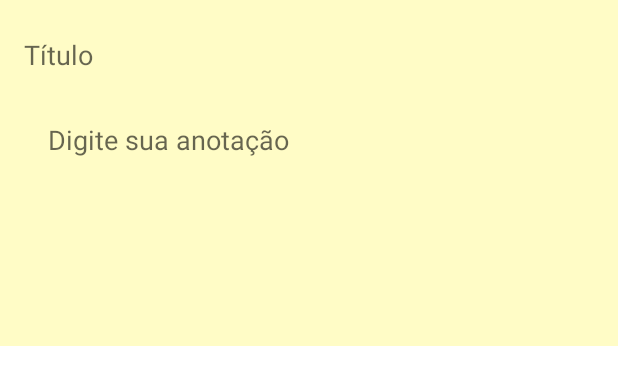
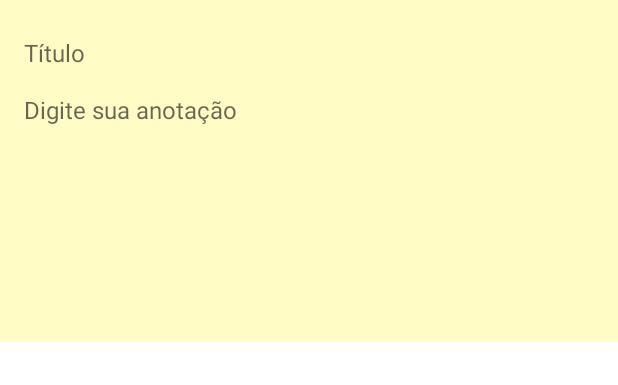
Before and after one commit to jeduardosa/Portifolio, an Android app: the layout list_note_model.xml on its own in the app's theme, with its tools: preview values and no code run, on a phone screen of 412 x 824 dp. Shown: the top 385 px of the screen. Run offline under Robolectric (Android 15) with nearby library versions, the phone set to English and light mode, and no system bars.

```diff
--- a/app/build.gradle
+++ b/app/build.gradle
@@ -40,6 +40,9 @@ dependencies {
     implementation 'androidx.appcompat:appcompat:1.4.1'
     implementation 'com.google.android.material:material:1.6.0'
     implementation 'androidx.constraintlayout:constraintlayout:2.1.4'
+    implementation 'com.google.ar.sceneform:filament-android:1.17.1'
+    implementation 'com.google.firebase:firebase-database-ktx:20.0.5'
+    implementation 'com.google.firebase:firebase-firestore-ktx:24.1.2'
     testImplementation 'junit:junit:4.13.2'
     androidTestImplementation 'androidx.test.ext:junit:1.1.3'
     androidTestImplementation 'androidx.test.espresso:espresso-core:3.4.0'
--- a/app/src/main/java/learn/project/digitalnoteapp/SplashScreen.kt
+++ b/app/src/main/java/learn/project/digitalnoteapp/SplashScreen.kt
@@ -4,6 +4,7 @@ import android.content.Intent
 import androidx.appcompat.app.AppCompatActivity
 import android.os.Bundle
 import android.os.Handler
+import android.os.Looper
 
 class SplashScreen : AppCompatActivity() {
 
@@ -11,9 +12,10 @@ class SplashScreen : AppCompatActivity() {
         super.onCreate(savedInstanceState)
         setContentView(R.layout.activity_splash_screen)
 
-        Handler().postDelayed( Runnable {
+        Handler(Looper.getMainLooper()).postDelayed({
             startActivity(Intent(this, MainActivity::class.java))
-        }, 3000)
+            finish()
+        },3000)
 
     }
 }
--- /dev/null
+++ b/app/src/main/res/drawable/ic_add_24.xml
@@ -0,0 +1,5 @@
+<vector android:height="24dp" android:tint="#000000"
+    android:viewportHeight="24" android:viewportWidth="24"
+    android:width="24dp" xmlns:android="http://schemas.android.com/apk/res/android">
+    <path android:fillColor="@android:color/white" android:pathData="M19,13h-6v6h-2v-6H5v-2h6V5h2v6h6v2z"/>
+</vector>
--- a/app/src/main/res/layout/list_note_model.xml
+++ b/app/src/main/res/layout/list_note_model.xml
@@ -4,34 +4,35 @@
     xmlns:tools="http://schemas.android.com/tools"
     android:layout_width="match_parent"
     android:layout_height="wrap_content"
-    android:padding="16dp"
-    android:background="@color/cor_fundo_caixa_texto">
+    android:background="@color/cor_fundo_caixa_texto"
+    android:padding="16dp">
 
     <EditText
-        android:id="@+id/textTitulo"
+        android:id="@+id/edtTitulo"
         android:layout_width="match_parent"
         android:layout_height="wrap_content"
+        android:layout_marginTop="8dp"
         android:background="@android:color/transparent"
-        android:layout_marginTop="8dp"
         android:hint="Título"
+        android:textSize="16sp"
+        app:layout_constraintEnd_toEndOf="parent"
         app:layout_constraintStart_toStartOf="parent"
         app:layout_constraintTop_toTopOf="parent" />
 
-        <!--android:background="@color/cor_fundo_caixa_texto"-->
+    <!--android:background="@color/cor_fundo_caixa_texto"-->
     <EditText
-        android:id="@+id/textCXtexto"
+        android:id="@+id/edtCXtexto"
         android:layout_width="match_parent"
         android:layout_height="150dp"
         android:layout_marginTop="16dp"
+        android:background="@android:color/transparent"
         android:gravity="start|top"
-        android:background="@android:color/transparent"
         android:hint="Digite sua anotação"
         android:inputType="textMultiLine"
-        android:padding="16dp"
         android:singleLine="false"
-        app:layout_constraintTop_toBottomOf="@+id/textTitulo"
-        tools:layout_editor_absoluteX="25dp" />
-
-
+        android:textSize="16sp"
+        app:layout_constraintEnd_toEndOf="parent"
+        app:layout_constraintStart_toStartOf="parent"
+        app:layout_constraintTop_toBottomOf="@+id/edtTitulo" />
 
 </androidx.constraintlayout.widget.ConstraintLayout>
--- a/build.gradle
+++ b/build.gradle
@@ -1,7 +1,7 @@
 // Top-level build file where you can add configuration options common to all sub-projects/modules.
 plugins {
-    id 'com.android.application' version '7.2.0' apply false
-    id 'com.android.library' version '7.2.0' apply false
+    id 'com.android.application' version '7.2.1' apply false
+    id 'com.android.library' version '7.2.1' apply false
     id 'org.jetbrains.kotlin.android' version '1.6.21' apply false
 }
 
```
Also changed, not shown: app/src/main/java/learn/project/digitalnoteapp/MainActivity.kt (+21 -0 lines), app/src/main/java/learn/project/digitalnoteapp/Note.kt (added, +18 -0 lines), app/src/main/java/learn/project/digitalnoteapp/SQLiteHelper.kt (added, +46 -0 lines), app/src/main/java/learn/project/digitalnoteapp/ui/Adapter/NoteAdapter.kt (+20 -16 lines), app/src/main/res/layout/activity_main.xml (+14 -2 lines).
